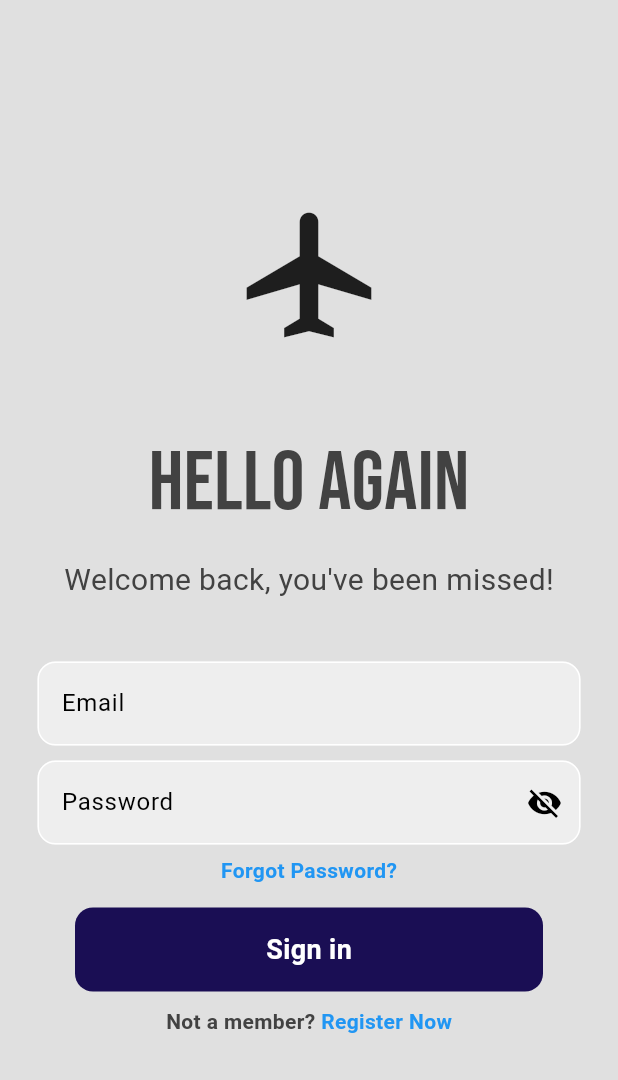
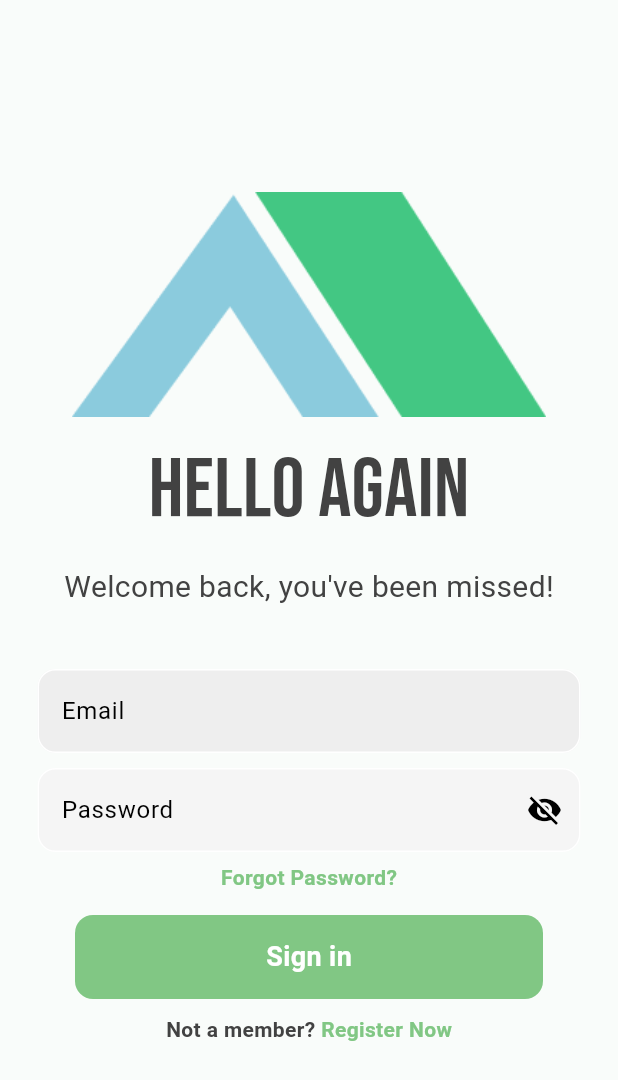
Before and after one commit to toska05/apapp, a Flutter app: the screen it shows after launch, on a phone screen of 412 x 824 dp. Shown: the top 1080 px of the screen. Run offline on Flutter 3.47's test engine with Material 3 defaults, Android fonts, the light colour scheme and no system bars; our stand-ins replace camera, cloud_firestore, firebase_auth, firebase_core, firebase_storage, geocoding and 6 more; missing offline and left inert: gal, google_mlkit_image_labeling, tflite_flutter; accounts and stored records are empty.

Commit message:
fix colors login

```diff
--- a/lib/pages/login_page.dart
+++ b/lib/pages/login_page.dart
@@ -35,18 +35,14 @@ class _LoginPageState extends State<LoginPage> {
 
   Widget build(BuildContext context) {
     return Scaffold(
-      backgroundColor: Colors.grey[300],
       body: SafeArea(
         child: Center(
           child: SingleChildScrollView(
             child: Column(
               mainAxisAlignment: MainAxisAlignment.center,
               children: [
-                const Icon(
-                  Icons.airplanemode_active_sharp,
-                  size: 100,
-                ),
-                const SizedBox(height: 50),
+                Image.asset("assets/logo.png", height: 150),
+                const SizedBox(height: 10),
                 Text(
                   'Hello Again',
                   style: GoogleFonts.bebasNeue(
@@ -101,7 +97,7 @@ class _LoginPageState extends State<LoginPage> {
                         borderRadius: BorderRadius.circular(12),
                       ),
                       hintText: 'Password',
-                      fillColor: Colors.grey[200],
+                      fillColor: Colors.grey[100],
                       filled: true,
                       suffixIcon: IconButton(
                         icon: Icon(
@@ -130,10 +126,10 @@ class _LoginPageState extends State<LoginPage> {
                       ),
                     );
                   },
-                  child: const Text(
+                  child: Text(
                     'Forgot Password?',
                     style: TextStyle(
-                    color: Colors.blue,
+                    color: Colors.green[300]!,
                     fontWeight: FontWeight.bold,
                     ),
                   ),
@@ -149,7 +145,7 @@ class _LoginPageState extends State<LoginPage> {
                     child: Container(
                       padding: EdgeInsets.all(15),
                       decoration: BoxDecoration(
-                        color: const Color.fromARGB(255, 26, 14, 84),
+                        color: Colors.green[300],
                         borderRadius: BorderRadius.circular(12),
                       ),
                       child: Center(
@@ -184,7 +180,7 @@ class _LoginPageState extends State<LoginPage> {
                       child: Text(
                         'Register Now',
                         style: TextStyle(
-                        color: Colors.blue,
+                        color: Colors.green[300]!,
                         fontWeight: FontWeight.bold,
                         ),
                       ),
```
Also changed, not shown: lib/components/nav_bar.dart (+17 -3 lines), assets/logo-title.png (added), assets/logo.png (added).
